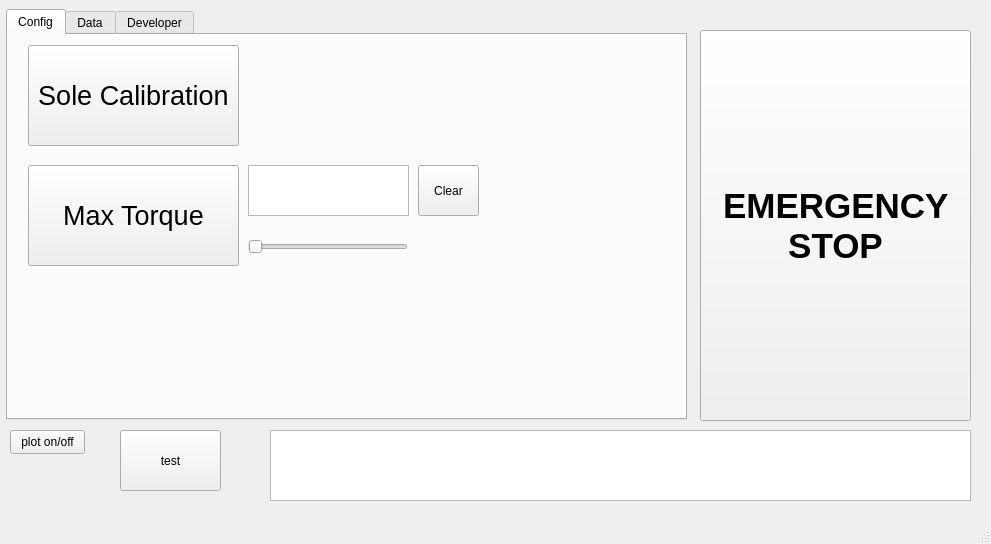
Above: afo_gui/src/mainwindow.ui from jaejinkim121/afo before the change. Below: the same form after it.
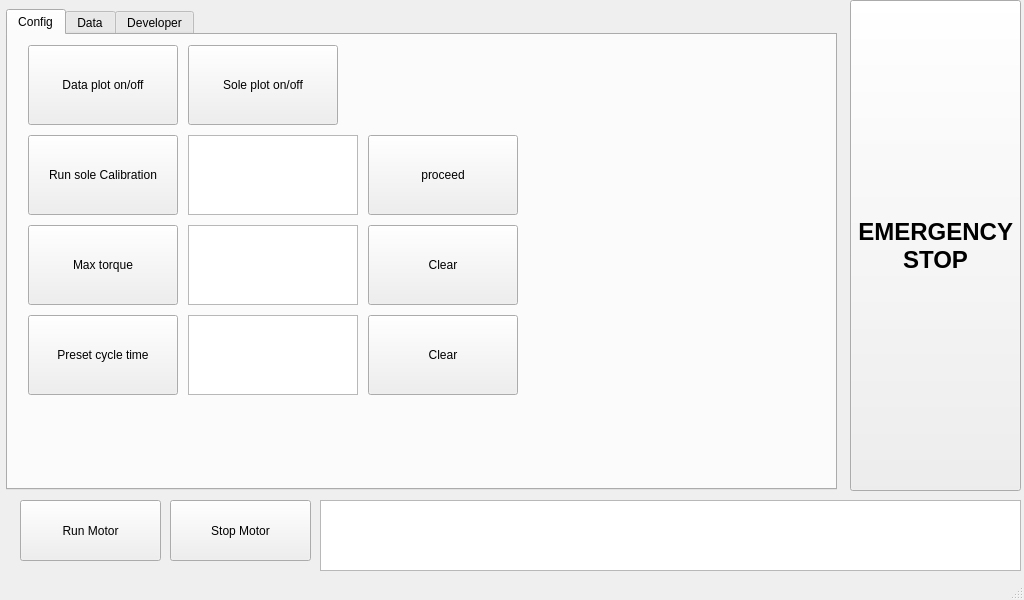
That is the form after the change. The open tabs and pages were chosen to show the change. Custom widgets are drawn as their Qt base class.

Commit message: Add button flags and modify display size

```diff
--- a/afo_gui/src/mainwindow.ui
+++ b/afo_gui/src/mainwindow.ui
@@ -6,8 +6,8 @@
    <rect>
     <x>0</x>
     <y>0</y>
-    <width>991</width>
-    <height>544</height>
+    <width>1024</width>
+    <height>600</height>
    </rect>
   </property>
   <property name="windowTitle">
@@ -19,8 +19,8 @@
      <rect>
       <x>6</x>
       <y>9</y>
-      <width>681</width>
-      <height>411</height>
+      <width>831</width>
+      <height>481</height>
      </rect>
     </property>
     <property name="currentIndex">
@@ -30,41 +30,13 @@
      <attribute name="title">
       <string>Config</string>
      </attribute>
-     <widget class="QPushButton" name="button_start_sole_calib">
-      <property name="geometry">
-       <rect>
-        <x>20</x>
-        <y>10</y>
-        <width>211</width>
-        <height>101</height>
-       </rect>
-      </property>
-      <property name="font">
-       <font>
-        <pointsize>20</pointsize>
-       </font>
-      </property>
-      <property name="text">
-       <string>Sole Calibration</string>
-      </property>
-     </widget>
      <widget class="QPlainTextEdit" name="text_target_max_torque">
       <property name="geometry">
        <rect>
-        <x>240</x>
-        <y>130</y>
-        <width>161</width>
-        <height>51</height>
-       </rect>
-      </property>
-     </widget>
-     <widget class="QPushButton" name="set_button_max_torque">
-      <property name="geometry">
-       <rect>
-        <x>20</x>
-        <y>130</y>
-        <width>211</width>
-        <height>101</height>
+        <x>180</x>
+        <y>190</y>
+        <width>170</width>
+        <height>80</height>
        </rect>
       </property>
       <property name="font">
@@ -72,36 +44,154 @@
         <pointsize>20</pointsize>
        </font>
       </property>
+      <property name="plainText">
+       <string/>
+      </property>
+     </widget>
+     <widget class="QPushButton" name="button_set_max_torque">
+      <property name="geometry">
+       <rect>
+        <x>20</x>
+        <y>190</y>
+        <width>150</width>
+        <height>80</height>
+       </rect>
+      </property>
+      <property name="font">
+       <font>
+        <pointsize>9</pointsize>
+       </font>
+      </property>
       <property name="text">
-       <string>Max Torque</string>
-      </property>
-     </widget>
-     <widget class="QSlider" name="horSlider_target_max_torque">
-      <property name="geometry">
-       <rect>
-        <x>240</x>
-        <y>191</y>
-        <width>160</width>
-        <height>41</height>
-       </rect>
-      </property>
-      <property name="orientation">
-       <enum>Qt::Horizontal</enum>
+       <string>Max torque</string>
       </property>
      </widget>
      <widget class="QPushButton" name="button_clear_max_torque">
       <property name="geometry">
        <rect>
-        <x>410</x>
-        <y>130</y>
-        <width>61</width>
-        <height>51</height>
+        <x>360</x>
+        <y>190</y>
+        <width>150</width>
+        <height>80</height>
        </rect>
       </property>
       <property name="text">
        <string>Clear</string>
       </property>
      </widget>
+     <widget class="QPushButton" name="button_toggle_plot_data">
+      <property name="geometry">
+       <rect>
+        <x>20</x>
+        <y>10</y>
+        <width>150</width>
+        <height>80</height>
+       </rect>
+      </property>
+      <property name="text">
+       <string>Data plot on/off</string>
+      </property>
+     </widget>
+     <widget class="QPushButton" name="button_sole_calibration_run">
+      <property name="geometry">
+       <rect>
+        <x>20</x>
+        <y>100</y>
+        <width>150</width>
+        <height>80</height>
+       </rect>
+      </property>
+      <property name="text">
+       <string>Run sole Calibration</string>
+      </property>
+     </widget>
+     <widget class="QPushButton" name="button_sole_calibration_proceed">
+      <property name="geometry">
+       <rect>
+        <x>360</x>
+        <y>100</y>
+        <width>150</width>
+        <height>80</height>
+       </rect>
+      </property>
+      <property name="text">
+       <string>proceed</string>
+      </property>
+     </widget>
+     <widget class="QTextEdit" name="text_which_sensor">
+      <property name="geometry">
+       <rect>
+        <x>180</x>
+        <y>100</y>
+        <width>170</width>
+        <height>80</height>
+       </rect>
+      </property>
+      <property name="font">
+       <font>
+        <pointsize>14</pointsize>
+       </font>
+      </property>
+     </widget>
+     <widget class="QPushButton" name="button_set_cycle_time">
+      <property name="geometry">
+       <rect>
+        <x>20</x>
+        <y>280</y>
+        <width>150</width>
+        <height>80</height>
+       </rect>
+      </property>
+      <property name="font">
+       <font>
+        <pointsize>9</pointsize>
+       </font>
+      </property>
+      <property name="text">
+       <string>Preset cycle time</string>
+      </property>
+     </widget>
+     <widget class="QPushButton" name="button_clear_cycle_time">
+      <property name="geometry">
+       <rect>
+        <x>360</x>
+        <y>280</y>
+        <width>150</width>
+        <height>80</height>
+       </rect>
+      </property>
+      <property name="text">
+       <string>Clear</string>
+      </property>
+     </widget>
+     <widget class="QPlainTextEdit" name="text_target_cycle_time">
+      <property name="geometry">
+       <rect>
+        <x>180</x>
+        <y>280</y>
+        <width>170</width>
+        <height>80</height>
+       </rect>
+      </property>
+      <property name="font">
+       <font>
+        <pointsize>20</pointsize>
+       </font>
+      </property>
+     </widget>
+     <widget class="QPushButton" name="button_toggle_plot_sole">
+      <property name="geometry">
+       <rect>
+        <x>180</x>
+        <y>10</y>
+        <width>150</width>
+        <height>80</height>
+       </rect>
+      </property>
+      <property name="text">
+       <string>Sole plot on/off</string>
+      </property>
+     </widget>
     </widget>
     <widget class="QWidget" name="Data">
      <attribute name="title">
@@ -206,8 +296,8 @@
    <widget class="QTextBrowser" name="log">
     <property name="geometry">
      <rect>
-      <x>270</x>
-      <y>430</y>
+      <x>320</x>
+      <y>500</y>
       <width>701</width>
       <height>71</height>
      </rect>
@@ -216,457 +306,15 @@
    <widget class="QPushButton" name="button_emergency_stop">
     <property name="geometry">
      <rect>
-      <x>700</x>
-      <y>30</y>
-      <width>271</width>
-      <height>391</height>
+      <x>850</x>
+      <y>0</y>
+      <width>171</width>
+      <height>491</height>
      </rect>
     </property>
-    <property name="palette">
-     <palette>
-      <active>
-       <colorrole role="WindowText">
-        <brush brushstyle="SolidPattern">
-         <color alpha="255">
-          <red>0</red>
-          <green>0</green>
-          <blue>0</blue>
-         </color>
-        </brush>
-       </colorrole>
-       <colorrole role="Button">
-        <brush brushstyle="SolidPattern">
-         <color alpha="255">
-          <red>255</red>
-          <green>255</green>
-          <blue>255</blue>
-         </color>
-        </brush>
-       </colorrole>
-       <colorrole role="Light">
-        <brush brushstyle="SolidPattern">
-         <color alpha="255">
-          <red>255</red>
-          <green>255</green>
-          <blue>255</blue>
-         </color>
-        </brush>
-       </colorrole>
-       <colorrole role="Midlight">
-        <brush brushstyle="SolidPattern">
-         <color alpha="255">
-          <red>255</red>
-          <green>255</green>
-          <blue>255</blue>
-         </color>
-        </brush>
-       </colorrole>
-       <colorrole role="Dark">
-        <brush brushstyle="SolidPattern">
-         <color alpha="255">
-          <red>127</red>
-          <green>127</green>
-          <blue>127</blue>
-         </color>
-        </brush>
-       </colorrole>
-       <colorrole role="Mid">
-        <brush brushstyle="SolidPattern">
-         <color alpha="255">
-          <red>170</red>
-          <green>170</green>
-          <blue>170</blue>
-         </color>
-        </brush>
-       </colorrole>
-       <colorrole role="Text">
-        <brush brushstyle="SolidPattern">
-         <color alpha="255">
-          <red>0</red>
-          <green>0</green>
-          <blue>0</blue>
-         </color>
-        </brush>
-       </colorrole>
-       <colorrole role="BrightText">
-        <brush brushstyle="SolidPattern">
-         <color alpha="255">
-          <red>255</red>
-          <green>255</green>
-          <blue>255</blue>
-         </color>
-        </brush>
-       </colorrole>
-       <colorrole role="ButtonText">
-        <brush brushstyle="SolidPattern">
-         <color alpha="255">
-          <red>0</red>
-          <green>0</green>
-          <blue>0</blue>
-         </color>
-        </brush>
-       </colorrole>
-       <colorrole role="Base">
-        <brush brushstyle="SolidPattern">
-         <color alpha="255">
-          <red>255</red>
-          <green>0</green>
-          <blue>0</blue>
-         </color>
-        </brush>
-       </colorrole>
-       <colorrole role="Window">
-        <brush brushstyle="SolidPattern">
-         <color alpha="255">
-          <red>255</red>
-          <green>255</green>
-          <blue>255</blue>
-         </color>
-        </brush>
-       </colorrole>
-       <colorrole role="Shadow">
-        <brush brushstyle="SolidPattern">
-         <color alpha="255">
-          <red>0</red>
-          <green>0</green>
-          <blue>0</blue>
-         </color>
-        </brush>
-       </colorrole>
-       <colorrole role="AlternateBase">
-        <brush brushstyle="SolidPattern">
-         <color alpha="255">
-          <red>255</red>
-          <green>255</green>
-          <blue>255</blue>
-         </color>
-        </brush>
-       </colorrole>
-       <colorrole role="ToolTipBase">
-        <brush brushstyle="SolidPattern">
-         <color alpha="255">
-          <red>255</red>
-          <green>255</green>
-          <blue>220</blue>
-         </color>
-        </brush>
-       </colorrole>
-       <colorrole role="ToolTipText">
-        <brush brushstyle="SolidPattern">
-         <color alpha="255">
-          <red>0</red>
-          <green>0</green>
-          <blue>0</blue>
-         </color>
-        </brush>
-       </colorrole>
-       <colorrole role="PlaceholderText">
-        <brush brushstyle="SolidPattern">
-         <color alpha="127">
-          <red>0</red>
-          <green>0</green>
-          <blue>0</blue>
-         </color>
-        </brush>
-       </colorrole>
-      </active>
-      <inactive>
-       <colorrole role="WindowText">
-        <brush brushstyle="SolidPattern">
-         <color alpha="255">
-          <red>0</red>
-          <green>0</green>
-          <blue>0</blue>
-         </color>
-        </brush>
-       </colorrole>
-       <colorrole role="Button">
-        <brush brushstyle="SolidPattern">
-         <color alpha="255">
-          <red>240</red>
-          <green>240</green>
-          <blue>240</blue>
-         </color>
-        </brush>
-       </colorrole>
-       <colorrole role="Light">
-        <brush brushstyle="SolidPattern">
-         <color alpha="255">
-          <red>255</red>
-          <green>255</green>
-          <blue>255</blue>
-         </color>
-        </brush>
-       </colorrole>
-       <colorrole role="Midlight">
-        <brush brushstyle="SolidPattern">
-         <color alpha="255">
-          <red>227</red>
-          <green>227</green>
-          <blue>227</blue>
-         </color>
-        </brush>
-       </colorrole>
-       <colorrole role="Dark">
-        <brush brushstyle="SolidPattern">
-         <color alpha="255">
-          <red>160</red>
-          <green>160</green>
-          <blue>160</blue>
-         </color>
-        </brush>
-       </colorrole>
-       <colorrole role="Mid">
-        <brush brushstyle="SolidPattern">
-         <color alpha="255">
-          <red>160</red>
-          <green>160</green>
-          <blue>160</blue>
-         </color>
-        </brush>
-       </colorrole>
-       <colorrole role="Text">
-        <brush brushstyle="SolidPattern">
-         <color alpha="255">
-          <red>0</red>
-          <green>0</green>
-          <blue>0</blue>
-         </color>
-        </brush>
-       </colorrole>
-       <colorrole role="BrightText">
-        <brush brushstyle="SolidPattern">
-         <color alpha="255">
-          <red>255</red>
-          <green>255</green>
-          <blue>255</blue>
-         </color>
-        </brush>
-       </colorrole>
-       <colorrole role="ButtonText">
-        <brush brushstyle="SolidPattern">
-         <color alpha="255">
-          <red>0</red>
-          <green>0</green>
-          <blue>0</blue>
-         </color>
-        </brush>
-       </colorrole>
-       <colorrole role="Base">
-        <brush brushstyle="SolidPattern">
-         <color alpha="255">
-          <red>255</red>
-          <green>255</green>
-          <blue>255</blue>
-         </color>
-        </brush>
-       </colorrole>
-       <colorrole role="Window">
-        <brush brushstyle="SolidPattern">
-         <color alpha="255">
-          <red>240</red>
-          <green>240</green>
-          <blue>240</blue>
-         </color>
-        </brush>
-       </colorrole>
-       <colorrole role="Shadow">
-        <brush brushstyle="SolidPattern">
-         <color alpha="255">
-          <red>105</red>
-          <green>105</green>
-          <blue>105</blue>
-         </color>
-        </brush>
-       </colorrole>
-       <colorrole role="AlternateBase">
-        <brush brushstyle="SolidPattern">
-         <color alpha="255">
-          <red>245</red>
-          <green>245</green>
-          <blue>245</blue>
-         </color>
-        </brush>
-       </colorrole>
-       <colorrole role="ToolTipBase">
-        <brush brushstyle="SolidPattern">
-         <color alpha="255">
-          <red>255</red>
-          <green>255</green>
-          <blue>220</blue>
-         </color>
-        </brush>
-       </colorrole>
-       <colorrole role="ToolTipText">
-        <brush brushstyle="SolidPattern">
-         <color alpha="255">
-          <red>0</red>
-          <green>0</green>
-          <blue>0</blue>
-         </color>
-        </brush>
-       </colorrole>
-       <colorrole role="PlaceholderText">
-        <brush brushstyle="SolidPattern">
-         <color alpha="128">
-          <red>0</red>
-          <green>0</green>
-          <blue>0</blue>
-         </color>
-        </brush>
-       </colorrole>
-      </inactive>
-      <disabled>
-       <colorrole role="WindowText">
-        <brush brushstyle="SolidPattern">
-         <color alpha="255">
-          <red>127</red>
-          <green>127</green>
-          <blue>127</blue>
-         </color>
-        </brush>
-       </colorrole>
-       <colorrole role="Button">
-        <brush brushstyle="SolidPattern">
-         <color alpha="255">
-          <red>255</red>
-          <green>255</green>
-          <blue>255</blue>
-         </color>
-        </brush>
-       </colorrole>
-       <colorrole role="Light">
-        <brush brushstyle="SolidPattern">
-         <color alpha="255">
-          <red>255</red>
-          <green>255</green>
-          <blue>255</blue>
-         </color>
-        </brush>
-       </colorrole>
-       <colorrole role="Midlight">
-        <brush brushstyle="SolidPattern">
-         <color alpha="255">
-          <red>255</red>
-          <green>255</green>
-          <blue>255</blue>
-         </color>
-        </brush>
-       </colorrole>
-       <colorrole role="Dark">
-        <brush brushstyle="SolidPattern">
-         <color alpha="255">
-          <red>127</red>
-          <green>127</green>
-          <blue>127</blue>
-         </color>
-        </brush>
-       </colorrole>
-       <colorrole role="Mid">
-        <brush brushstyle="SolidPattern">
-         <color alpha="255">
-          <red>170</red>
-          <green>170</green>
-          <blue>170</blue>
-         </color>
-        </brush>
-       </colorrole>
-       <colorrole role="Text">
-        <brush brushstyle="SolidPattern">
-         <color alpha="255">
-          <red>127</red>
-          <green>127</green>
-          <blue>127</blue>
-         </color>
-        </brush>
-       </colorrole>
-       <colorrole role="BrightText">
-        <brush brushstyle="SolidPattern">
-         <color alpha="255">
-          <red>255</red>
-          <green>255</green>
-          <blue>255</blue>
-         </color>
-        </brush>
-       </colorrole>
-       <colorrole role="ButtonText">
-        <brush brushstyle="SolidPattern">
-         <color alpha="255">
-          <red>127</red>
-          <green>127</green>
-          <blue>127</blue>
-         </color>
-        </brush>
-       </colorrole>
-       <colorrole role="Base">
-        <brush brushstyle="SolidPattern">
-         <color alpha="255">
-          <red>255</red>
-          <green>255</green>
-          <blue>255</blue>
-         </color>
-        </brush>
-       </colorrole>
-       <colorrole role="Window">
-        <brush brushstyle="SolidPattern">
-         <color alpha="255">
-          <red>255</red>
-          <green>255</green>
-          <blue>255</blue>
-         </color>
-        </brush>
-       </colorrole>
-       <colorrole role="Shadow">
-        <brush brushstyle="SolidPattern">
-         <color alpha="255">
-          <red>0</red>
-          <green>0</green>
-          <blue>0</blue>
-         </color>
-        </brush>
-       </colorrole>
-       <colorrole role="AlternateBase">
-        <brush brushstyle="SolidPattern">
-         <color alpha="255">
-          <red>245</red>
-          <green>245</green>
-          <blue>245</blue>
-         </color>
-        </brush>
-       </colorrole>
-       <colorrole role="ToolTipBase">
-        <brush brushstyle="SolidPattern">
-         <color alpha="255">
-          <red>255</red>
-          <green>255</green>
-          <blue>220</blue>
-         </color>
-        </brush>
-       </colorrole>
-       <colorrole role="ToolTipText">
-        <brush brushstyle="SolidPattern">
-         <color alpha="255">
-          <red>0</red>
-          <green>0</green>
-          <blue>0</blue>
-         </color>
-        </brush>
-       </colorrole>
-       <colorrole role="PlaceholderText">
-        <brush brushstyle="SolidPattern">
-         <color alpha="128">
-          <red>0</red>
-          <green>0</green>
-          <blue>0</blue>
-         </color>
-        </brush>
-       </colorrole>
-      </disabled>
-     </palette>
-    </property>
     <property name="font">
      <font>
-      <pointsize>26</pointsize>
+      <pointsize>18</pointsize>
       <bold>true</bold>
      </font>
     </property>
@@ -684,27 +332,27 @@
    <widget class="QPushButton" name="button_toggle_plot">
     <property name="geometry">
      <rect>
-      <x>10</x>
-      <y>430</y>
-      <width>75</width>
-      <height>24</height>
+      <x>20</x>
+      <y>500</y>
+      <width>141</width>
+      <height>61</height>
      </rect>
     </property>
     <property name="text">
-     <string>plot on/off</string>
+     <string>Run Motor</string>
     </property>
    </widget>
    <widget class="QPushButton" name="test">
     <property name="geometry">
      <rect>
-      <x>120</x>
-      <y>430</y>
-      <width>101</width>
+      <x>170</x>
+      <y>500</y>
+      <width>141</width>
       <height>61</height>
      </rect>
     </property>
     <property name="text">
-     <string>test</string>
+     <string>Stop Motor</string>
     </property>
    </widget>
   </widget>
```
Left out of the diff: 88 changed lines with no effect on the pictures.
